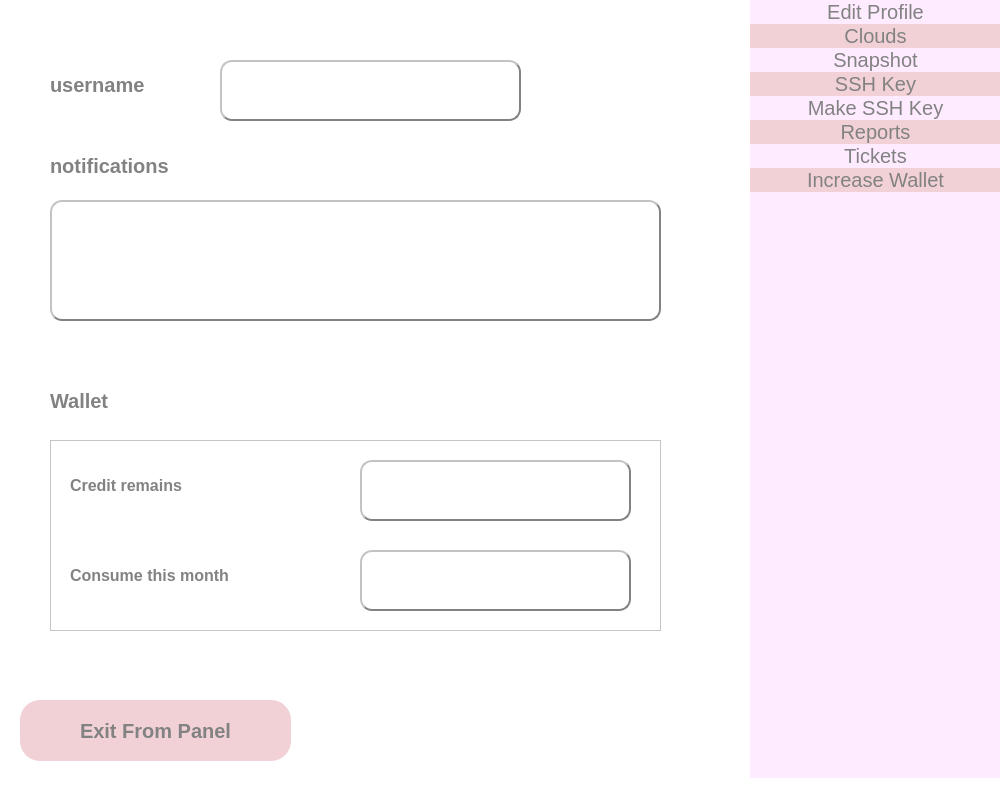
This is ui/dashboard.ui in vidagharavian/cloud_service as Qt 5 draws it before an edit. The edited form follows.
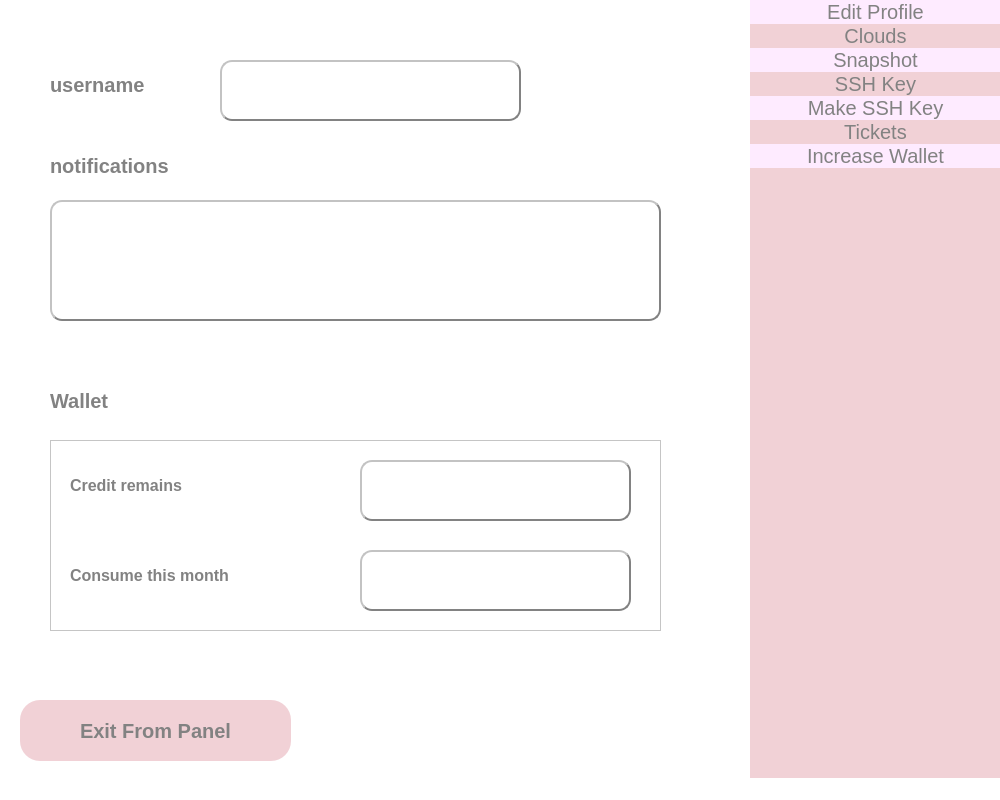
This is the edited form.

```diff
--- a/ui/dashboard.ui
+++ b/ui/dashboard.ui
@@ -266,7 +266,7 @@
       <height>781</height>
      </rect>
     </property>
-    <layout class="QVBoxLayout" name="verticalLayout" stretch="0,0,0,0,0,0,0,0,0">
+    <layout class="QVBoxLayout" name="verticalLayout" stretch="0,0,0,0,0,0,0,0">
      <property name="spacing">
       <number>0</number>
      </property>
@@ -439,43 +439,6 @@
        </property>
       </widget>
      </item>
-     <item>
-      <widget class="QPushButton" name="bt_reports">
-       <property name="sizePolicy">
-        <sizepolicy hsizetype="Minimum" vsizetype="Fixed">
-         <horstretch>0</horstretch>
-         <verstretch>0</verstretch>
-        </sizepolicy>
-       </property>
-       <property name="sizeIncrement">
-        <size>
-         <width>10</width>
-         <height>10</height>
-        </size>
-       </property>
-       <property name="baseSize">
-        <size>
-         <width>100</width>
-         <height>0</height>
-        </size>
-       </property>
-       <property name="font">
-        <font>
-         <pointsize>15</pointsize>
-         <weight>50</weight>
-         <bold>false</bold>
-        </font>
-       </property>
-       <property name="styleSheet">
-        <string notr="true">background-color: rgb(241, 209, 214);
-border: 0px;
-color: rgb(130, 130, 130);</string>
-       </property>
-       <property name="text">
-        <string>Reports</string>
-       </property>
-      </widget>
-     </item>
      <item>
       <widget class="QPushButton" name="bt_tickets">
        <property name="font">
@@ -486,9 +449,9 @@
         </font>
        </property>
        <property name="styleSheet">
-        <string notr="true">color: rgb(130, 130, 130);
+        <string notr="true">background-color: rgb(241, 209, 214);
 border: 0px;
-background-color: rgb(254, 235, 255);</string>
+color: rgb(130, 130, 130);</string>
        </property>
        <property name="text">
         <string>Tickets</string>
@@ -503,9 +466,9 @@
         </font>
        </property>
        <property name="styleSheet">
-        <string notr="true">background-color: rgb(241, 209, 214);
+        <string notr="true">color: rgb(130, 130, 130);
 border: 0px;
-color: rgb(130, 130, 130);</string>
+background-color: rgb(254, 235, 255);</string>
        </property>
        <property name="text">
         <string>Increase Wallet</string>
@@ -527,9 +490,9 @@
         </size>
        </property>
        <property name="styleSheet">
-        <string notr="true">color: rgb(130, 130, 130);
+        <string notr="true">background-color: rgb(241, 209, 214);
 border: 0px;
-background-color: rgb(254, 235, 255);</string>
+color: rgb(130, 130, 130);</string>
        </property>
        <property name="text">
         <string/>
```
